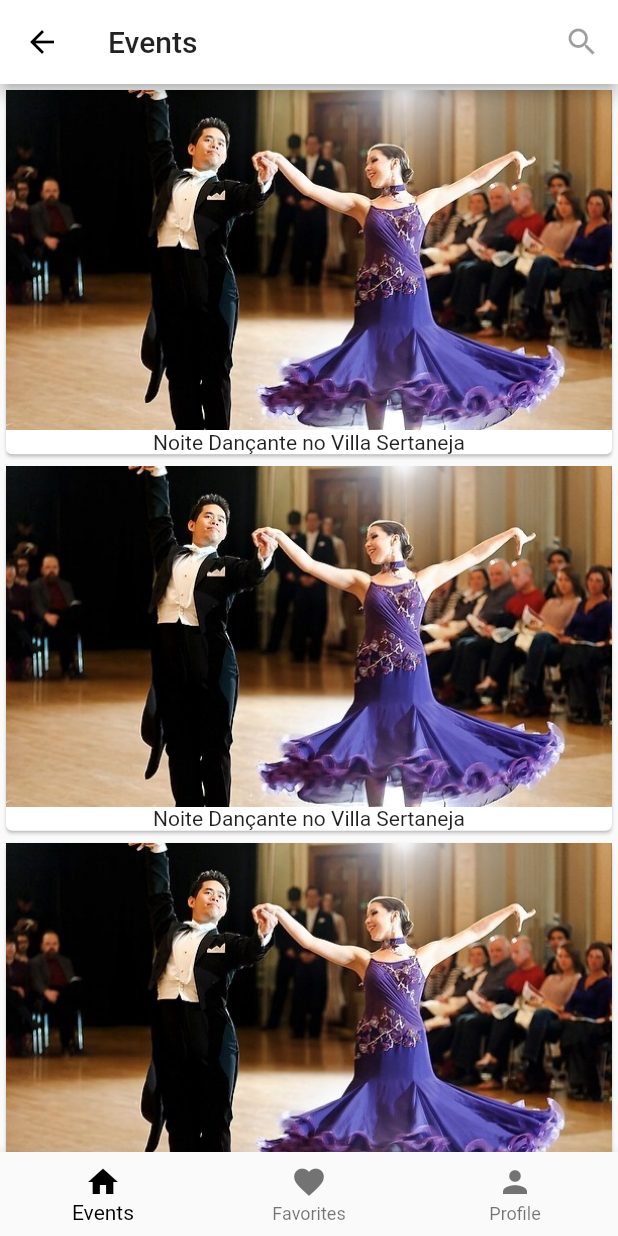
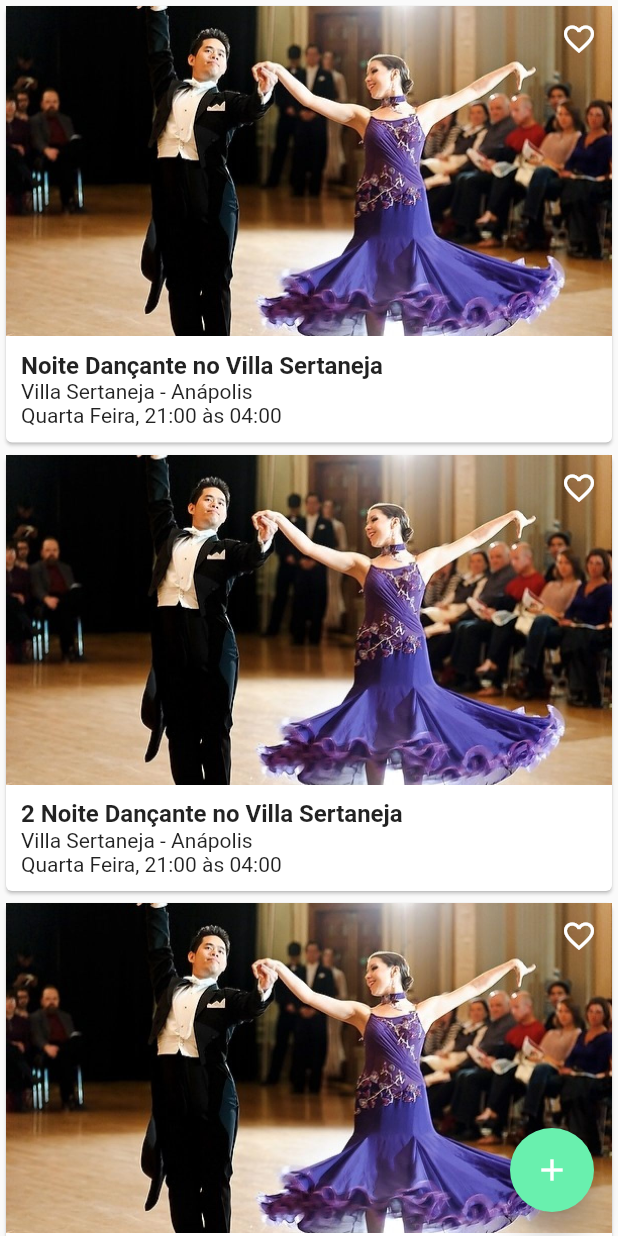
Before and after one commit to soonsam123/PartyDance, a Flutter app: the EventPage screen opened by its route, on a phone screen of 412 x 824 dp. Run offline on Flutter 3.47's test engine with Material 2 defaults, Android fonts, the phone set to English and light mode, and no system bars.

Commit message:
Done the first part

```diff
--- a/lib/main.dart
+++ b/lib/main.dart
@@ -3,6 +3,9 @@ import 'package:flutter/rendering.dart';
 
 import './pages/events.dart';
 import './pages/auth.dart';
+import './pages/add_event.dart';
+import './pages/home.dart';
+import './pages/detail_event.dart';
 
 void main() {
 //  debugPaintPointersEnabled = true;
@@ -11,16 +14,92 @@ void main() {
   runApp(MyApp());
 }
 
-class MyApp extends StatelessWidget {
+class MyApp extends StatefulWidget {
+  @override
+  State<StatefulWidget> createState() {
+    return _MyAppState();
+  }
+}
+
+class _MyAppState extends State<MyApp> {
+  List<Map<String, dynamic>> events = [
+    {
+      'name': 'Noite Dançante no Villa Sertaneja',
+      'location': 'Villa Sertaneja - Anápolis',
+      'data': 'Quarta Feira, 21:00 às 04:00',
+      'image': 'assets/dance_thumb.jpeg'
+    },
+    {
+      'name': '2 Noite Dançante no Villa Sertaneja',
+      'location': 'Villa Sertaneja - Anápolis',
+      'data': 'Quarta Feira, 21:00 às 04:00',
+      'image': 'assets/dance_thumb.jpeg'
+    },
+    {
+      'name': '3 Noite Dançante no Villa Sertaneja',
+      'location': 'Villa Sertaneja - Anápolis',
+      'data': 'Quarta Feira, 21:00 às 04:00',
+      'image': 'assets/dance_thumb.jpeg'
+    },
+    {
+      'name': '4 Noite Dançante no Villa Sertaneja',
+      'location': 'Villa Sertaneja - Anápolis',
+      'data': 'Quarta Feira, 21:00 às 04:00',
+      'image': 'assets/dance_thumb.jpeg'
+    },
+    {
+      'name': '5 Noite Dançante no Villa Sertaneja',
+      'location': 'Villa Sertaneja - Anápolis',
+      'data': 'Quarta Feira, 21:00 às 04:00',
+      'image': 'assets/dance_thumb.jpeg'
+    },
+  ];
+  List<Map<String, dynamic>> favoriteEvents = [];
+
+  void _addEvent(Map<String, dynamic> newEvent) {
+    setState(() {
+      events.add(newEvent);
+    });
+  }
+
+  void _favoriteEvent(int index) {
+    setState(() {
+      favoriteEvents.add(events[index]);
+    });
+  }
+
   @override
   Widget build(BuildContext context) {
     return MaterialApp(
       title: 'PartyDance',
       theme: ThemeData(
-          accentColor: Colors.greenAccent, primaryColor: Colors.white, buttonColor: Colors.greenAccent),
-      routes: <String, WidgetBuilder> {
-        '/': (BuildContext context) => EventPage(), // Change to AuthPage later
-        '/events': (BuildContext context) => EventPage(),
+          accentColor: Colors.greenAccent,
+          primaryColor: Colors.white,
+          buttonColor: Colors.greenAccent),
+      routes: <String, WidgetBuilder>{
+        '/': (BuildContext context) =>
+            AuthPage(),
+        '/home': (BuildContext context) =>
+            HomePage(events, favoriteEvents, _favoriteEvent),
+        '/events': (BuildContext context) => EventPage(events, _favoriteEvent),
+        '/add_event': (BuildContext context) => AddEventPage(_addEvent),
+      },
+      onGenerateRoute: (RouteSettings settings) {
+        final List<String> pathElements = settings.name.split('/');
+        if (pathElements[0] != '') {
+          return null;
+        }
+        if (pathElements[1] == 'event') {
+          final int index = int.parse(pathElements[2]);
+          return MaterialPageRoute<bool>(
+              builder: (context) => DetailEventPage(events[index]));
+        }
+        return null;
+      },
+      onUnknownRoute: (RouteSettings settings) {
+        return MaterialPageRoute(
+            builder: (BuildContext context) =>
+                AuthPage()); // Should change to 404
       },
     );
   }
--- a/lib/pages/auth.dart
+++ b/lib/pages/auth.dart
@@ -87,7 +87,7 @@ class _AuthPageState extends State<AuthPage> {
     if (_formKey.currentState.validate()) {
       _formKey.currentState.save();
       print(_formData);
-      Navigator.of(context).pushReplacementNamed('/events');
+      Navigator.of(context).pushReplacementNamed('/home');
     }
   }
 
--- a/lib/pages/events.dart
+++ b/lib/pages/events.dart
@@ -1,9 +1,13 @@
 import 'package:flutter/material.dart';
 
-import '../widgets/ui_elements/bottom_nav_bar_default.dart';
-import '../widgets/events/item_event.dart';
+import '../widgets/events/item_event_big.dart';
 
 class EventPage extends StatefulWidget {
+  final List<Map<String, dynamic>> events;
+  final Function favoriteEvent;
+
+  EventPage(this.events, this.favoriteEvent);
+
   @override
   State<StatefulWidget> createState() {
     return _EventPageState();
@@ -11,51 +15,35 @@ class EventPage extends StatefulWidget {
 }
 
 class _EventPageState extends State<EventPage> {
-  List<Map<String, dynamic>> events = [
-    {
-      'name': 'Noite Dançante no Villa Sertaneja',
-      'local': 'Anápolis',
-      'data': 'Quarta Feira, 21:00 às 04:00',
-      'image': 'assets/dance_thumb.jpeg'
-    },
-    {
-      'name': 'Noite Dançante no Villa Sertaneja',
-      'local': 'Anápolis',
-      'data': 'Quarta Feira, 21:00 às 04:00',
-      'image': 'assets/dance_thumb.jpeg'
-    },
-    {
-      'name': 'Noite Dançante no Villa Sertaneja',
-      'local': 'Anápolis',
-      'data': 'Quarta Feira, 21:00 às 04:00',
-      'image': 'assets/dance_thumb.jpeg'
-    }
-  ];
-
-  Widget _buildAppBar() {
-    return AppBar(
-      title: Text('Events'),
-      actions: <Widget>[
-        IconButton(
-          icon: Icon(Icons.search),
+  @override
+  Widget build(BuildContext context) {
+    return Scaffold(
+      body: Center(
+        child: ListView.builder(
+          itemBuilder: (BuildContext context, int index) {
+            return ItemEventBig(widget.events[index], index, widget.favoriteEvent);
+          },
+          itemCount: widget.events.length,
         ),
-      ],
+      ),
+      floatingActionButton: _buildFloatingActionButton(),
     );
   }
 
-  @override
-  Widget build(BuildContext context) {
-    return Scaffold(
-      appBar: _buildAppBar(),
-      body: Center(
-        child: ListView.builder(
-          itemBuilder: (BuildContext context, int index) {
-            return ItemEvent(events[index], index);
-          },
-          itemCount: events.length,
-        ),
+  FloatingActionButton _buildFloatingActionButton() {
+    return FloatingActionButton(
+      onPressed: () {
+        _addEvent();
+      },
+      child: Icon(
+        Icons.add,
+        color: Colors.white,
       ),
-      bottomNavigationBar: BottomNavBarDefault(),
+      elevation: 8.0,
     );
   }
+
+  void _addEvent() {
+    Navigator.of(context).pushNamed('/add_event');
+  }
 }
--- a/lib/widgets/events/item_event.dart
+++ /dev/null
@@ -1,16 +0,0 @@
-import 'package:flutter/material.dart';
-
-class ItemEvent extends StatelessWidget {
-  final Map<String, dynamic> _event;
-  final int _index;
-
-  ItemEvent(this._event, this._index);
-
-  @override
-  Widget build(BuildContext context) {
-    return Card(child: Column(children: <Widget>[
-      Image.asset(_event['image']),
-      Text(_event['name'])
-    ],),);
-  }
-}
--- /dev/null
+++ b/lib/widgets/events/item_event_big.dart
@@ -0,0 +1,76 @@
+import 'package:flutter/material.dart';
+
+class ItemEventBig extends StatelessWidget {
+  final Map<String, dynamic> _event;
+  final int _index;
+  final Function _favoriteEvent;
+
+  ItemEventBig(this._event, this._index, this._favoriteEvent);
+
+  Widget _buildInfoText() {
+    return Container(
+      margin: EdgeInsets.only(left: 10.0, top: 10.0, bottom: 10.0),
+      child: Column(
+        crossAxisAlignment: CrossAxisAlignment.start,
+        children: <Widget>[
+          Text(
+            _event['name'],
+            style: TextStyle(fontSize: 16.0, fontWeight: FontWeight.bold),
+          ),
+          Text(
+            _event['location'],
+          ),
+          Text(
+            _event['data'],
+          )
+        ],
+      ),
+    );
+  }
+
+  Widget _buildThumbnail() {
+    return Container(
+        constraints: BoxConstraints.expand(height: 220),
+        decoration: BoxDecoration(
+          image: DecorationImage(
+            image: AssetImage(_event['image']),
+            fit: BoxFit.cover,
+          ),
+        ),
+        child: GestureDetector(
+          onTap: () {
+            _favoriteEvent(_index);
+          },
+          child: Stack(
+            children: <Widget>[
+              Positioned(
+                child: Icon(
+                  Icons.favorite_border,
+                  color: Colors.white,
+                ),
+                top: 10.0,
+                right: 10.0,
+              ),
+            ],
+          ),
+        ));
+  }
+
+  @override
+  Widget build(BuildContext context) {
+    return GestureDetector(
+      onTap: () {
+        Navigator.of(context).pushNamed('/event/' + _index.toString());
+      },
+      child: Card(
+        child: Column(
+          crossAxisAlignment: CrossAxisAlignment.start,
+          children: <Widget>[
+            _buildThumbnail(),
+            _buildInfoText(),
+          ],
+        ),
+      ),
+    );
+  }
+}
--- a/lib/widgets/ui_elements/bottom_nav_bar_default.dart
+++ /dev/null
@@ -1,13 +0,0 @@
-import 'package:flutter/material.dart';
-
-class BottomNavBarDefault extends StatelessWidget {
-  @override
-  Widget build(BuildContext context) {
-    return BottomNavigationBar(selectedItemColor: Colors.black, items: [
-      BottomNavigationBarItem(icon: Icon(Icons.home), title: Text('Events')),
-      BottomNavigationBarItem(
-          icon: Icon(Icons.favorite), title: Text('Favorites')),
-      BottomNavigationBarItem(icon: Icon(Icons.person), title: Text('Profile')),
-    ]);
-  }
-}
```
Also changed, not shown: lib/pages/add_event.dart (added, +119 -0 lines), lib/pages/detail_event.dart (added, +54 -0 lines), lib/pages/favorites.dart (added, +20 -0 lines), lib/pages/home.dart (added, +73 -0 lines), lib/pages/profile.dart (added, +41 -0 lines), lib/widgets/events/item_event_small.dart (added, +17 -0 lines).
